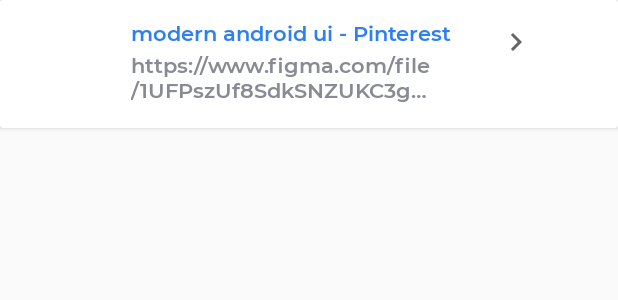
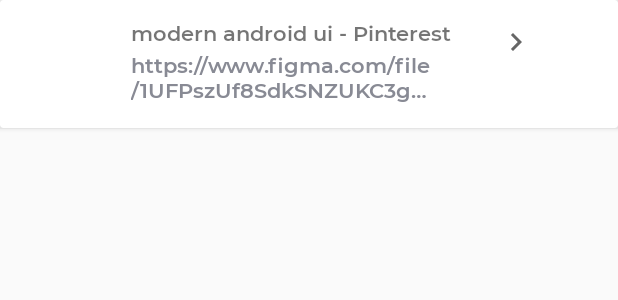
Before and after one commit to Vadi599/Google-Custom-Search, an Android app: the layout list_item_result.xml on its own in the app's theme, with its tools: preview values and no code run, on a phone screen of 412 x 824 dp. Shown: the top 300 px of the screen. Run offline under Robolectric (Android 15) with nearby library versions, the phone set to English and light mode, and no system bars; network calls fail.

Commit message:
added autolink color

```diff
--- a/app/src/main/res/layout/list_item_result.xml
+++ b/app/src/main/res/layout/list_item_result.xml
@@ -16,7 +16,7 @@
             android:layout_marginStart="21dp"
             android:layout_marginTop="11dp"
             app:layout_constraintStart_toStartOf="parent"
-            app:layout_constraintTop_toTopOf="parent"/>
+            app:layout_constraintTop_toTopOf="parent" />
 
         <TextView
             android:id="@+id/tvDisplay_link"
@@ -24,8 +24,9 @@
             android:layout_height="wrap_content"
             android:layout_marginStart="87dp"
             android:layout_marginTop="12dp"
+            android:autoLink="web"
             android:fontFamily="@font/montserrat_semibold"
-            android:textColor="@color/dark_blue"
+            android:textColorLink="@color/dark_blue"
             android:textSize="14sp"
             app:layout_constraintStart_toStartOf="parent"
             app:layout_constraintTop_toTopOf="parent"
--- a/build.gradle
+++ b/build.gradle
@@ -9,6 +9,7 @@
     dependencies {
         classpath "com.android.tools.build:gradle:4.1.2"
         classpath "org.jetbrains.kotlin:kotlin-gradle-plugin:$kotlin_version"
+
 
 
         // NOTE: Do not place your application dependencies here; they belong
```
